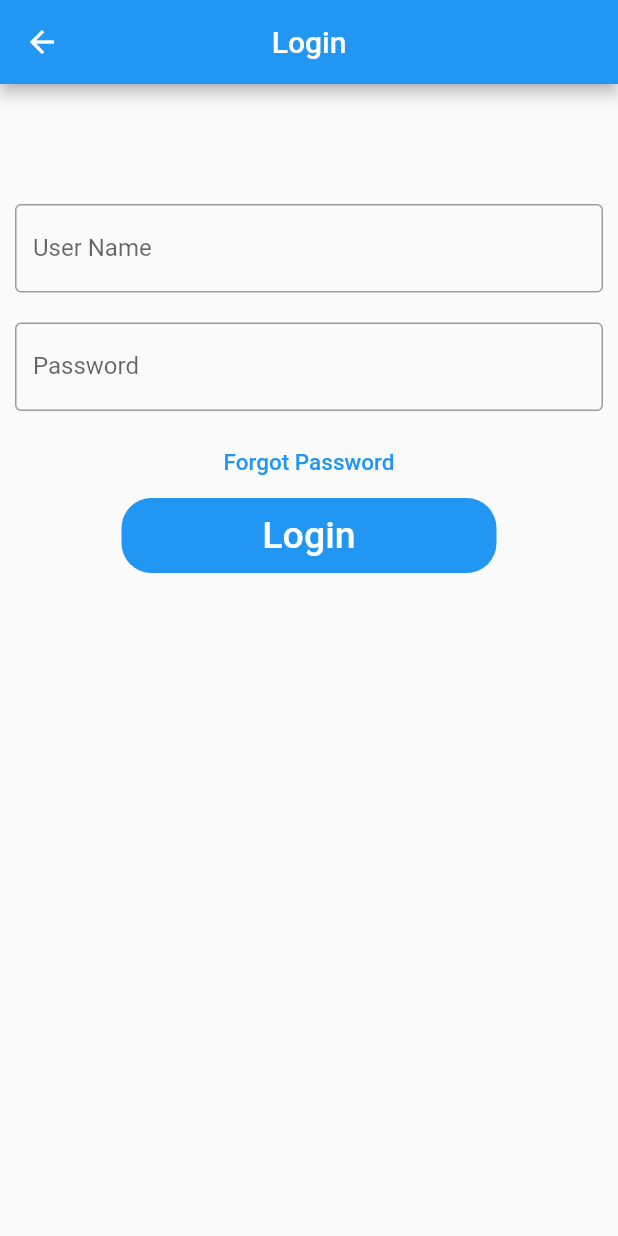
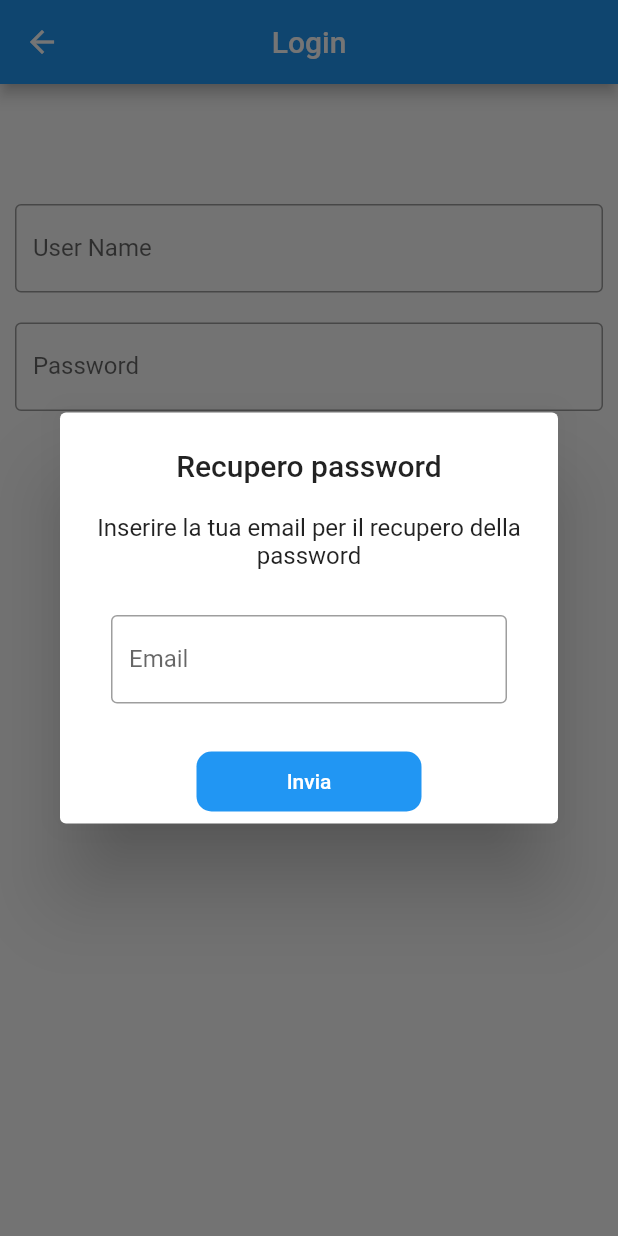
Before and after one commit to Nefesis93/ium_project, a Flutter app: the LoginPage screen opened directly, after a tap on "Forgot Password", on a phone screen of 412 x 824 dp. Run offline on Flutter 3.47's test engine with Material 2 defaults, Android fonts, the phone set to English and light mode, and no system bars.

Commit message:
aggiunti poup sul bottone di password dimenticata

```diff
--- a/lib/login.dart
+++ b/lib/login.dart
@@ -1,6 +1,122 @@
 import 'package:flutter/material.dart';
 import 'package:ium_project/login_info.dart';
 import 'package:ium_project/custom_animations.dart';
+
+/*
+funzione che costruisce il dialog che permette di inserire la mail nel caso di password dimenticata
+*/
+void _forgotPasswordDialog(BuildContext context) {
+  showDialog<String>(
+    context: context,
+    builder: (BuildContext context) => AlertDialog(
+      title: const Text(
+        "Recupero password",
+        textAlign: TextAlign.center,
+      ),
+      content: Column(
+        mainAxisSize: MainAxisSize.min,
+        children: const  <Widget>[
+          Text(
+            "Inserire la tua email per il recupero della password",
+            textAlign: TextAlign.center,
+          ),
+          Padding(
+            padding: EdgeInsets.fromLTRB(10, 30, 10, 0),
+            child:TextField(
+              decoration: InputDecoration(
+                border: OutlineInputBorder(),
+                labelText: "Email",
+                hintText: "Inserisci la tua email"
+              )
+            )
+          )
+        ],
+      ),
+      actionsAlignment: MainAxisAlignment.center,
+      actions: <Widget>[
+        Container(
+          height: 40,
+          width: 150,
+          decoration: BoxDecoration(
+            color: Colors.blue,
+            borderRadius: BorderRadius.circular(10)
+          ),
+          child: TextButton(
+            onPressed: () {
+              //da inserire condizione se testo è vuoto oppure no if
+              Navigator.pop(context);
+              _emailDialog(context);
+              //else
+              //_missingEmailDialog(context);
+            },
+            child: const Text(
+              "Invia",
+              style: TextStyle(
+                color: Colors.white
+              )
+            )
+          )
+        ),
+      ],
+    )
+  );
+}
+
+/*
+funzione che costruisce il dialog che conferma l'inserimento dell'indirizzo email
+*/
+void _emailDialog(BuildContext context) {
+  showDialog<String>(
+    context: context,
+    builder: (BuildContext context) => AlertDialog(
+      title: const Text(
+        "Email inviata",
+        textAlign: TextAlign.center,
+      ),
+      content: const Text(
+        "Abbiamo inviato una email al tuo indirizzo di posta elettronica per recuperare la password",
+        textAlign: TextAlign.center,
+      ),
+      actionsAlignment: MainAxisAlignment.end,
+      actions: <Widget>[
+        TextButton(
+          onPressed: () {
+            Navigator.pop(context);
+          },
+          child: const Text("ok"),
+        ),
+      ],
+    )
+  );
+}
+
+/*
+funzione che costruisce il dialog che conferma l'inserimento dell'indirizzo email
+*/
+void _missingEmailDialog(BuildContext context) {
+  showDialog<String>(
+    context: context,
+    builder: (BuildContext context) => AlertDialog(
+      title: const Text(
+        "Inserire email",
+        textAlign: TextAlign.center,
+      ),
+      content: const Text(
+        "Devi prima inserire l'email per recuperare la password",
+        textAlign: TextAlign.center,
+      ),
+      actionsAlignment: MainAxisAlignment.end,
+      actions: <Widget>[
+        TextButton(
+          onPressed: () {
+            Navigator.pop(context);
+          },
+          child: const Text("ok"),
+        ),
+      ],
+    )
+  );
+}
 
 /*
 schermata di login
@@ -40,7 +156,9 @@ class LoginPage extends StatelessWidget {
               )
             ),
             TextButton(
-              onPressed: () => 0,
+              onPressed: () {
+                _forgotPasswordDialog(context);
+              },
               child: const Text(
                 "Forgot Password",
                 style: TextStyle(color: Colors.blue, fontSize: 15),
@@ -69,6 +187,16 @@ class LoginPage extends StatelessWidget {
                   )
                 )
               )
+            ),
+            Padding(
+              padding: const EdgeInsets.all(10),
+              child: TextButton(
+                onPressed: () => 0,
+                child: const Text(
+                  "Non hai un account? Iscriviti",
+                  style: TextStyle(color: Colors.blue, fontSize: 12),
+                )
+              )
             )
           ]
         )
```
